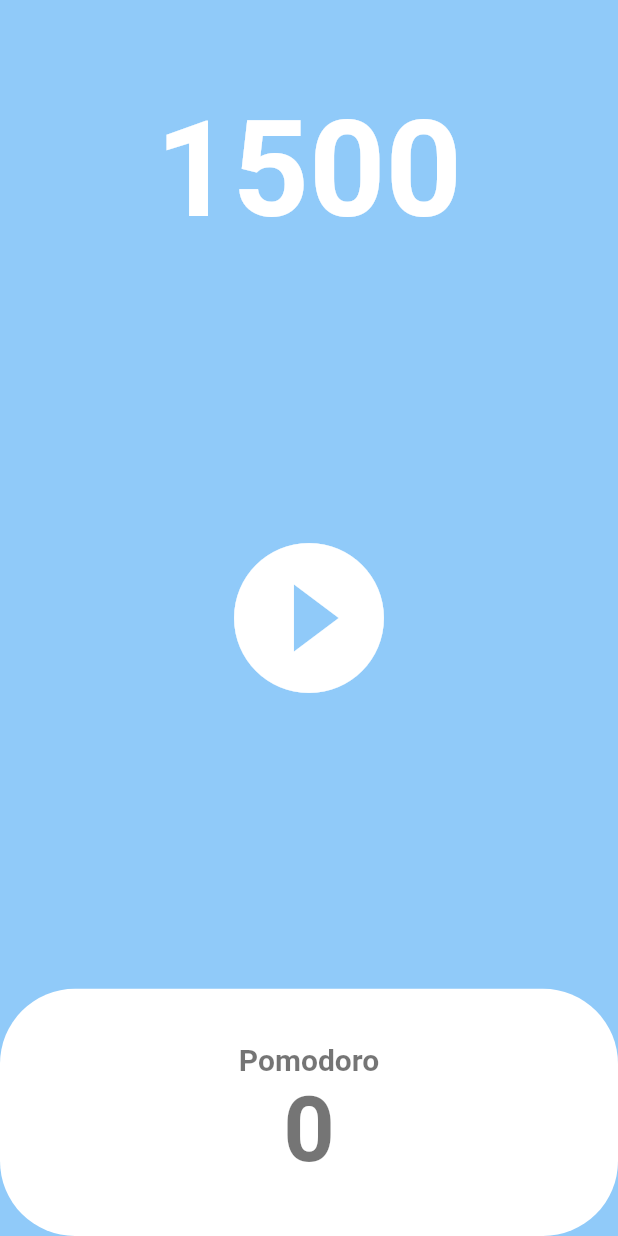
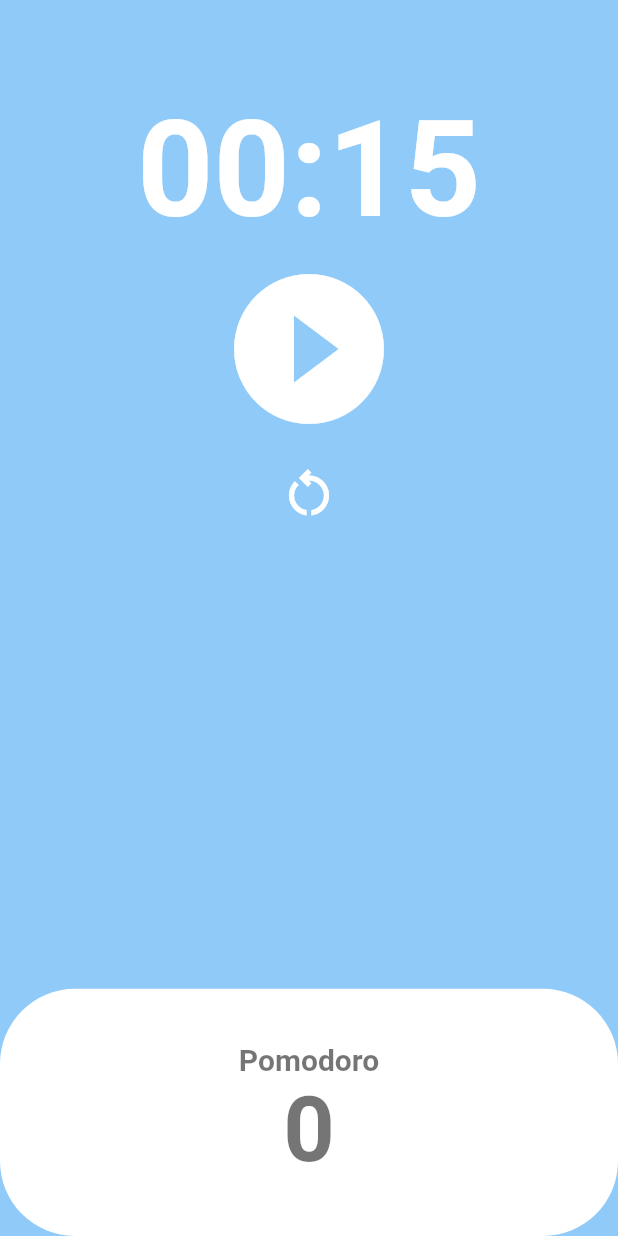
Before and after one commit to 702ne/dirst, a Flutter app: the HomeScreen screen opened directly, on a phone screen of 412 x 824 dp. Run offline on Flutter 3.47's test engine with Material 2 defaults, Android fonts, the phone set to English and light mode, and no system bars.

Commit message:
pomodoros : reset button

```diff
--- a/lib/pomodoro/screens/home_screen.dart
+++ b/lib/pomodoro/screens/home_screen.dart
@@ -10,14 +10,27 @@ class HomeScreen extends StatefulWidget {
 }
 
 class _HomeScreenState extends State<HomeScreen> {
-  int totalSec = 1500; // 25mins x 60
+  static const int twentyfiveMins = 15;
+  int totalSec = twentyfiveMins; // 25mins x 60
+  int totalPomodoros = 0;
   late Timer timer;
   bool isRunning = false;
+
 // CODE: timer module
   void onTick(Timer timer) {
+    if (totalSec == 0) {
+      setState(() {
+        totalSec = twentyfiveMins;
+        //00;
+        totalPomodoros += 1;
+        isRunning = false;
+      });
+      timer.cancel();
+    } else {
       setState(() {
         totalSec = totalSec - 1;
       });
+    }
   }
 
   void onStartPressed() {
@@ -34,6 +47,19 @@ class _HomeScreenState extends State<HomeScreen> {
     });
   }
 
+  void onResetPressed() {
+    timer.cancel();
+    setState(() {
+      totalSec = twentyfiveMins;
+      isRunning = false;
+    });
+  }
+
+  String formatTime(int secs) {
+    var duration = Duration(seconds: secs);
+    return duration.toString().split('.').first.substring(2, 7);
+  }
+
   @override
   Widget build(BuildContext context) {
     return Scaffold(
@@ -45,7 +71,7 @@ class _HomeScreenState extends State<HomeScreen> {
             child: Container(
               alignment: Alignment.bottomCenter,
               child: Text(
-                '$totalSec',
+                formatTime(totalSec),
                 style: TextStyle(
                   color: Theme.of(context).cardColor,
                   fontSize: 89,
@@ -57,13 +83,22 @@ class _HomeScreenState extends State<HomeScreen> {
           Flexible(
             flex: 3,
             child: Center(
-              child: IconButton(
+              child: Column(
+                children: [
+                  IconButton(
                       iconSize: 120,
                       color: Theme.of(context).cardColor,
                       onPressed: isRunning ? onPausePressed : onStartPressed,
                       icon: Icon(isRunning
                           ? Icons.pause_circle_filled_outlined
                           : Icons.play_circle_fill_outlined)),
+                  IconButton(
+                      iconSize: 40,
+                      color: Theme.of(context).cardColor,
+                      onPressed: onResetPressed,
+                      icon: const Icon(Icons.restart_alt_outlined)),
+                ],
+              ),
             ),
           ),
           Flexible(
@@ -88,7 +123,7 @@ class _HomeScreenState extends State<HomeScreen> {
                                   Theme.of(context).textTheme.headline1?.color),
                         ),
                         Text(
-                          '0',
+                          '$totalPomodoros',
                           style: TextStyle(
                               fontSize: 60,
                               fontWeight: FontWeight.w600,
```
Also changed, not shown: 1 other file. Lines whose indentation alone changed are shown as unchanged.
